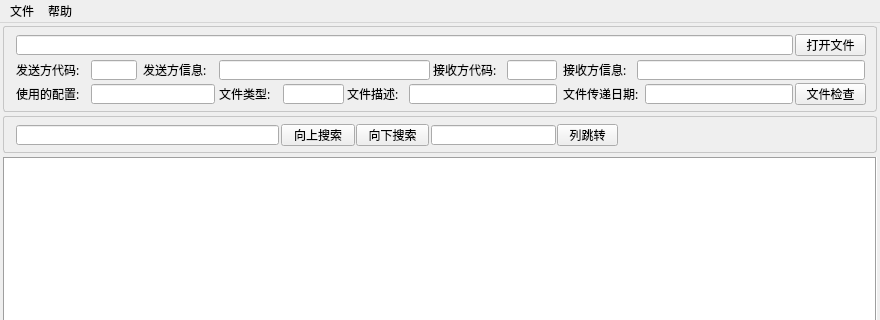
cnldw/FinanceFileReader, file mainwindow.ui: the form before one commit; both pictures show x 0 to 880 and y 0 to 320 of the 880 by 640 pixel window.
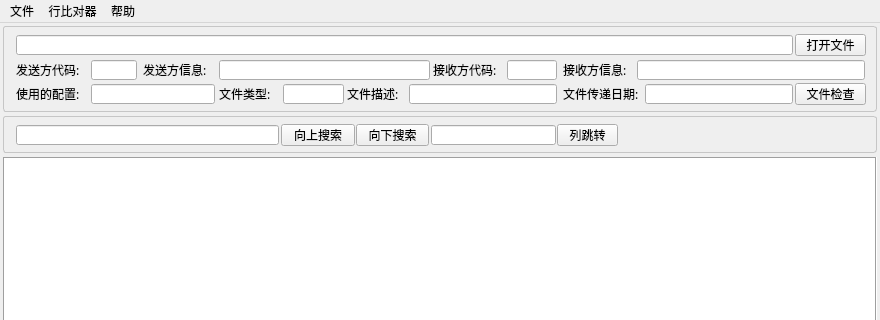
The form after the commit. Icons and pictures are not drawn.

Commit message: 添加比对视图

What changed in the file:
```diff
--- a/mainwindow.ui
+++ b/mainwindow.ui
@@ -455,7 +455,15 @@
     <addaction name="aboutOpen"/>
     <addaction name="actionAboutQt"/>
    </widget>
+   <widget class="QMenu" name="menu">
+    <property name="title">
+     <string>行比对器</string>
+    </property>
+    <addaction name="actionsOpenCompare"/>
+    <addaction name="actionClearCompare"/>
+   </widget>
    <addaction name="menuFile"/>
+   <addaction name="menu"/>
    <addaction name="menuAbout"/>
   </widget>
   <widget class="QStatusBar" name="statusBar"/>
```
Left out of the diff: 10 changed lines with no effect on the pictures. The commit also changes 10 other files.
